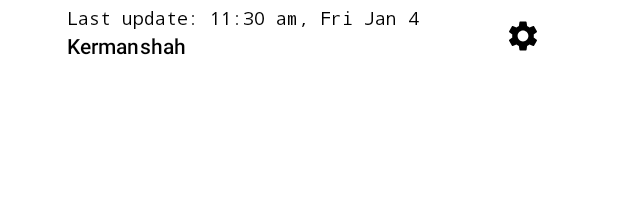
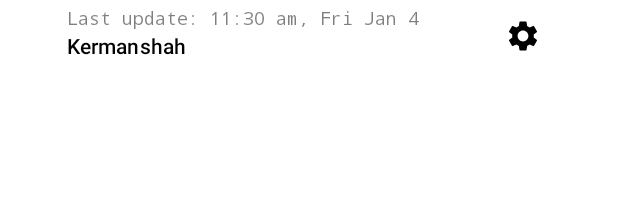
Before and after one commit to moeindev/InstaWeather, an Android app built with Jetpack Compose: the @Preview function HomeHeaderLightPreview, on a phone screen of 412 x 824 dp. Shown: the top 201 px of the screen. Run offline under Robolectric (Android 15) with nearby library versions, the phone set to English and light mode, and no system bars.

Commit message:
change the alpha value of header lastUpdate

```diff
--- a/app/src/main/java/ir/moeindeveloper/instaweather/feature/home/ui/Header.kt
+++ b/app/src/main/java/ir/moeindeveloper/instaweather/feature/home/ui/Header.kt
@@ -19,7 +19,7 @@ fun HomeHeader(lastUpdate: String, city: String, onOptionClick: () -> Unit) {
     Row(modifier = Modifier.fillMaxWidth(),horizontalArrangement = Arrangement.SpaceEvenly) {
         Column(modifier = Modifier.padding(5.dp)) {
             Text(text = lastUpdate,
-                color = MaterialTheme.colors.onPrimary,
+                color = MaterialTheme.colors.onPrimary.copy(alpha = 0.5f),
                 style = MaterialTheme.typography.caption)
             Text(text = city,
                 color = MaterialTheme.colors.onPrimary,
```
